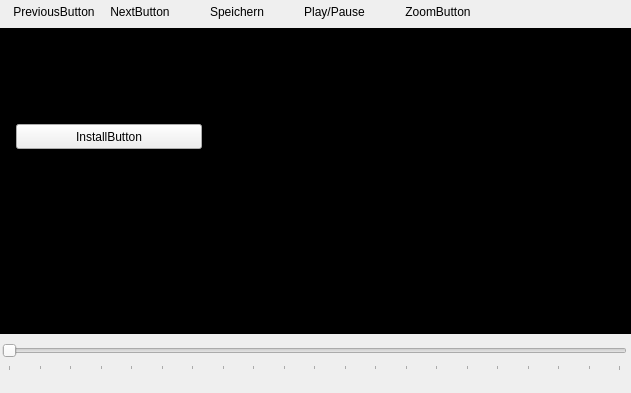
First picture: the form in src/forms/PlayVideoFormUnit.ui, repository Eldricos/D-Fend-Reborn, before the edit.
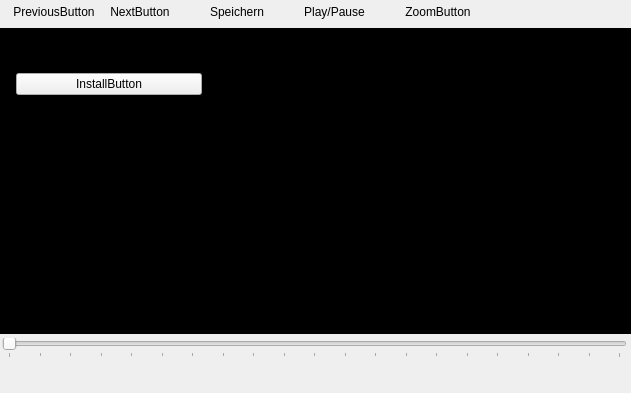
Second picture: the form after the edit. Icons and pictures are not drawn.

Commit message: Remaining dialogs: Qt layouts instead of fixed pixel positions

What changed in the file:
```diff
--- a/src/forms/PlayVideoFormUnit.ui
+++ b/src/forms/PlayVideoFormUnit.ui
@@ -45,21 +45,75 @@
       <property name="frameShape"><enum>QFrame::NoFrame</enum></property>
       <property name="frameShadow"><enum>QFrame::Plain</enum></property>
       <property name="vclClass" stdset="0"><string notr="true">TPanel</string></property>
+      <layout class="QVBoxLayout" name="MediaPanel_Layout" stretch="0,0,0,1">
+        <property name="leftMargin"><number>16</number></property>
+        <property name="topMargin"><number>16</number></property>
+        <property name="rightMargin"><number>14</number></property>
+        <property name="bottomMargin"><number>8</number></property>
+        <property name="spacing"><number>0</number></property>
+        <item>
+          <layout class="QGridLayout" name="MediaPanel_Section1" columnstretch="0,1">
+            <property name="leftMargin"><number>0</number></property>
+            <property name="topMargin"><number>0</number></property>
+            <property name="rightMargin"><number>0</number></property>
+            <property name="bottomMargin"><number>0</number></property>
+            <property name="horizontalSpacing"><number>8</number></property>
+            <property name="verticalSpacing"><number>4</number></property>
+            <item row="0" column="0" colspan="2">
       <widget class="QLabel" name="InfoLabel">
-        <property name="geometry"><rect><x>16</x><y>16</y><width>601</width><height>65</height></rect></property>
-        <property name="vclAnchors" stdset="0"><string notr="true">akLeft,akTop,akRight</string></property>
         <property name="text"><string>InfoLabel</string></property>
         <property name="textFormat"><enum>Qt::PlainText</enum></property>
         <property name="wordWrap"><bool>true</bool></property>
         <property name="alignment"><set>Qt::AlignLeft|Qt::AlignTop</set></property>
       </widget>
+            </item>
+            <item row="0" column="1">
+              <spacer name="MediaPanel_Section1_HFill">
+                <property name="orientation"><enum>Qt::Horizontal</enum></property>
+                <property name="sizeHint" stdset="0"><size><width>0</width><height>0</height></size></property>
+              </spacer>
+            </item>
+          </layout>
+        </item>
+        <item>
+          <spacer name="MediaPanel_Gap1">
+            <property name="orientation"><enum>Qt::Vertical</enum></property>
+            <property name="sizeType"><enum>QSizePolicy::Fixed</enum></property>
+            <property name="sizeHint" stdset="0"><size><width>0</width><height>15</height></size></property>
+          </spacer>
+        </item>
+        <item>
+          <layout class="QGridLayout" name="MediaPanel_Section2" columnstretch="0,1">
+            <property name="leftMargin"><number>0</number></property>
+            <property name="topMargin"><number>0</number></property>
+            <property name="rightMargin"><number>0</number></property>
+            <property name="bottomMargin"><number>0</number></property>
+            <property name="horizontalSpacing"><number>8</number></property>
+            <property name="verticalSpacing"><number>4</number></property>
+            <item row="0" column="0" alignment="Qt::AlignLeft">
       <widget class="QPushButton" name="InstallButton">
-        <property name="geometry"><rect><x>16</x><y>96</y><width>186</width><height>25</height></rect></property>
         <property name="text"><string>InstallButton</string></property>
         <property name="icon"><iconset resource="../../resources/dfend.qrc"><normaloff>:/glyphs/3a424dac33bae56c.png</normaloff></iconset></property>
         <property name="autoDefault"><bool>false</bool></property>
         <property name="vclOnClick" stdset="0"><string notr="true">InstallButtonClick</string></property>
-      </widget>
+                <property name="minimumSize"><size><width>186</width><height>0</height></size></property>
+              </widget>
+            </item>
+            <item row="0" column="1">
+              <spacer name="MediaPanel_Section2_HFill">
+                <property name="orientation"><enum>Qt::Horizontal</enum></property>
+                <property name="sizeHint" stdset="0"><size><width>0</width><height>0</height></size></property>
+              </spacer>
+            </item>
+          </layout>
+        </item>
+        <item>
+          <spacer name="MediaPanel_VFill">
+            <property name="orientation"><enum>Qt::Vertical</enum></property>
+            <property name="sizeHint" stdset="0"><size><width>0</width><height>0</height></size></property>
+          </spacer>
+        </item>
+      </layout>
     </widget>
     <widget class="QFrame" name="Panel1">
       <property name="geometry"><rect><x>0</x><y>334</y><width>631</width><height>40</height></rect></property>
@@ -67,9 +121,15 @@
       <property name="frameShape"><enum>QFrame::NoFrame</enum></property>
       <property name="frameShadow"><enum>QFrame::Plain</enum></property>
       <property name="vclClass" stdset="0"><string notr="true">TPanel</string></property>
+      <layout class="QGridLayout" name="Panel1_Layout" columnstretch="0,1">
+        <property name="leftMargin"><number>2</number></property>
+        <property name="topMargin"><number>4</number></property>
+        <property name="rightMargin"><number>4</number></property>
+        <property name="bottomMargin"><number>8</number></property>
+        <property name="horizontalSpacing"><number>8</number></property>
+        <property name="verticalSpacing"><number>4</number></property>
+        <item row="0" column="0" colspan="2">
       <widget class="QSlider" name="TrackBar">
-        <property name="geometry"><rect><x>2</x><y>4</y><width>625</width><height>33</height></rect></property>
-        <property name="vclAnchors" stdset="0"><string notr="true">akLeft,akTop,akRight</string></property>
         <property name="orientation"><enum>Qt::Horizontal</enum></property>
         <property name="minimum"><number>0</number></property>
         <property name="maximum"><number>100</number></property>
@@ -77,6 +137,20 @@
         <property name="tickInterval"><number>5</number></property>
         <property name="tickPosition"><enum>QSlider::TicksBelow</enum></property>
       </widget>
+        </item>
+        <item row="0" column="1">
+          <spacer name="Panel1_Layout_HFill">
+            <property name="orientation"><enum>Qt::Horizontal</enum></property>
+            <property name="sizeHint" stdset="0"><size><width>0</width><height>0</height></size></property>
+          </spacer>
+        </item>
+        <item row="1" column="0">
+          <spacer name="Panel1_VFill">
+            <property name="orientation"><enum>Qt::Vertical</enum></property>
+            <property name="sizeHint" stdset="0"><size><width>0</width><height>0</height></size></property>
+          </spacer>
+        </item>
+      </layout>
     </widget>
     <widget class="QStatusBar" name="StatusBar">
       <property name="geometry"><rect><x>0</x><y>374</y><width>631</width><height>19</height></rect></property>
```
Left out of the diff: 46 changed lines with no effect on the pictures. Lines whose indentation alone changed are shown as unchanged. The commit also changes 102 other files.
